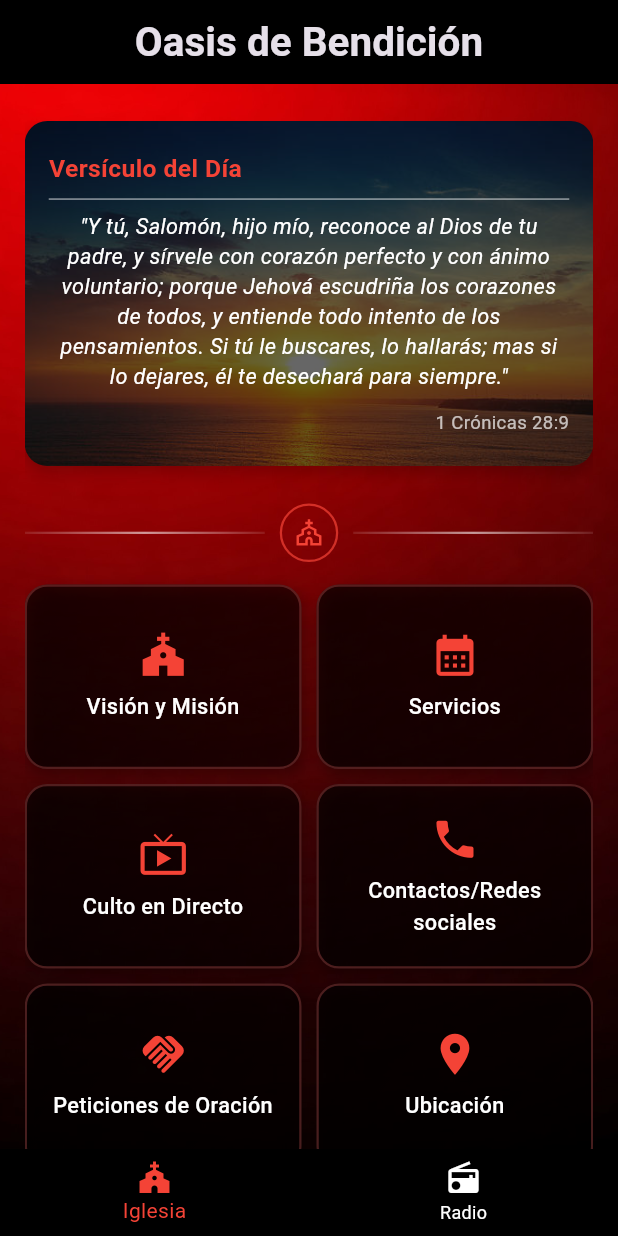
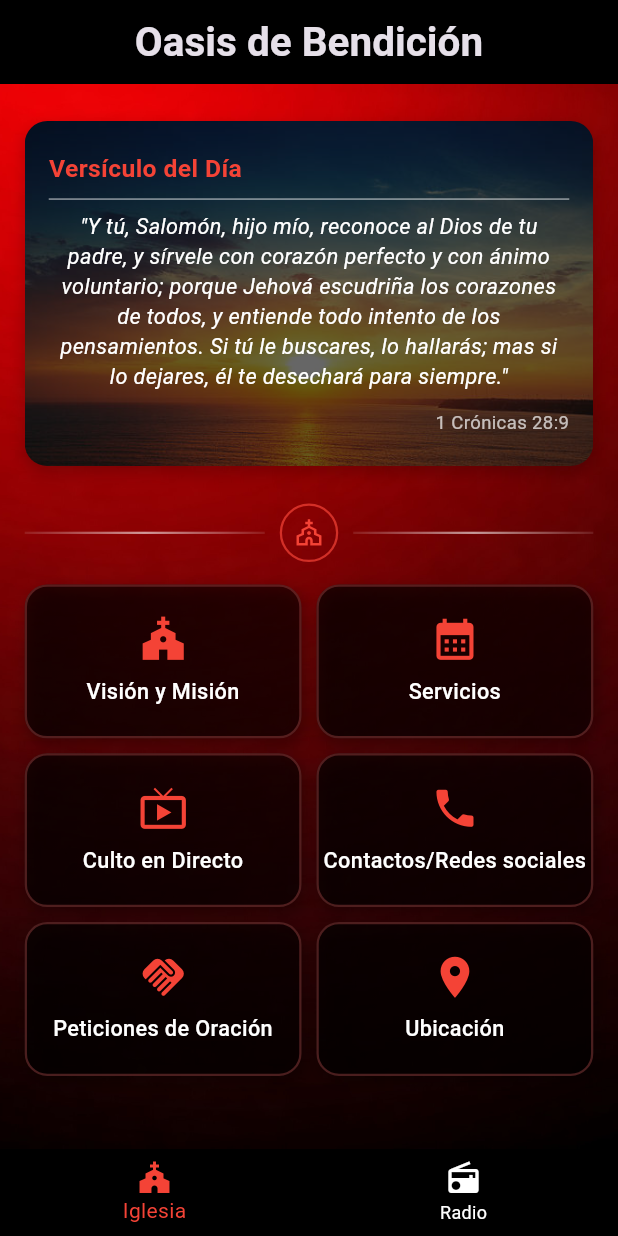
Before and after one commit to madaipsantos/oasis-de-bendicion-app-android, a Flutter app: the screen it shows after launch, on a phone screen of 412 x 824 dp. Run offline on Flutter 3.47's test engine with Material 3 defaults, Android fonts, the phone set to English and light mode, and no system bars; our stand-ins replace audio_service, just_audio, material_design_icons_flutter, package_info_plus, permission_handler, youtube_player_flutter; missing offline and left inert: audio_session, disable_battery_optimizations_latest.

Commit message:
refactor:(church_main_screen) adjust screen cards

```diff
--- a/lib/presentation/screens/church_main_screen.dart
+++ b/lib/presentation/screens/church_main_screen.dart
@@ -45,13 +45,6 @@ class _ChurchMainScreenState extends State<ChurchMainScreen> {
     super.initState();
     _currentVerse = DailyVerseService.getDailyVerse();
     _initializeActions();
-  }
-
-  /// Exibe uma SnackBar como feedback temporário
-  void _showSnackBar(String message) {
-    ScaffoldMessenger.of(context).showSnackBar(
-      SnackBar(content: Text(message), duration: const Duration(seconds: 1)),
-    );
   }
 
   /// Inicializa as ações principais da tela.
@@ -125,7 +118,7 @@ class _ChurchMainScreenState extends State<ChurchMainScreen> {
       onTap: action.onTap,
       borderRadius: BorderRadius.circular(kCardRadius),
       child: Container(
-        padding: const EdgeInsets.all(kCardBorder),
+        padding: const EdgeInsets.all(kCardBorder * 0.7), // Reducido el padding
         decoration: BoxDecoration(
           gradient: LinearGradient(
             begin: Alignment.topLeft,
@@ -174,7 +167,7 @@ class _ChurchMainScreenState extends State<ChurchMainScreen> {
     double spacing = kScreenPadding / 2;
     double aspectRatio = MediaQuery.of(context).size.aspectRatio;
     // Ajustar el aspect ratio para diferentes tamaños de pantalla
-    double childAspectRatio = aspectRatio < 1.0 ? 1.5 : 1.8;
+    double childAspectRatio = aspectRatio < 1.0 ? 1.8 : 2.2; // Aumentado para hacer los cards menos altos
 
     return GridView.count(
       shrinkWrap: true,
```
